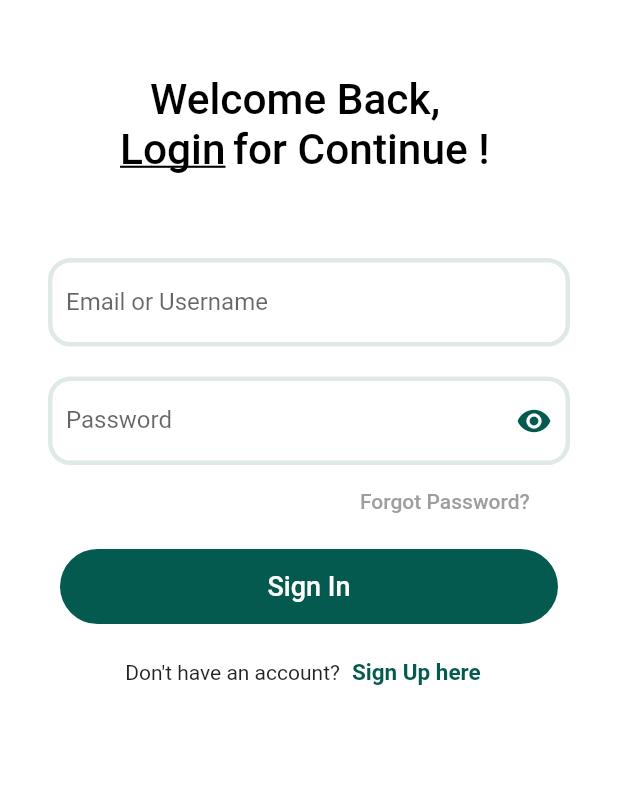
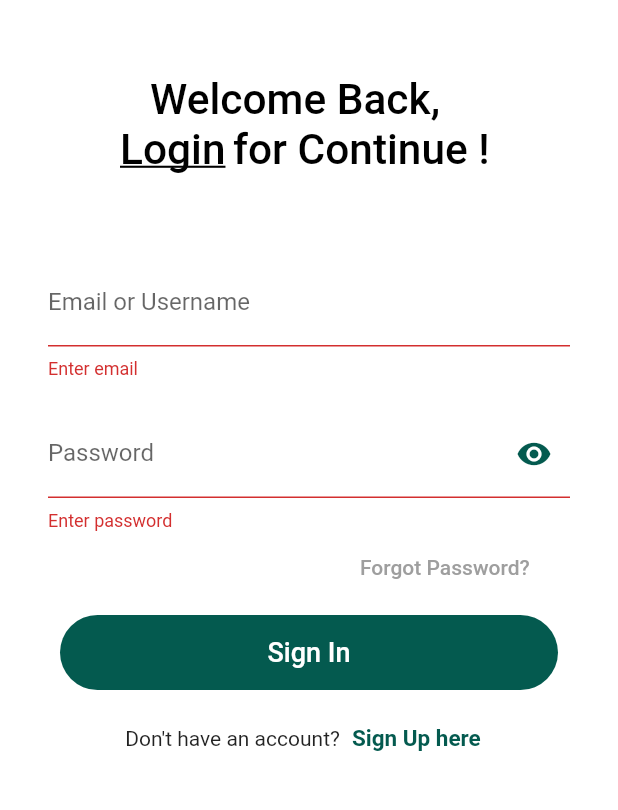
Before and after one commit to ZEAPP360/Sahan-Elevate-App, a Flutter app: the screen it shows after launch, after a tap on "Sign In", on a phone screen of 412 x 824 dp, the part 84-894 px from its top. Run offline on Flutter 3.47's test engine with Material 2 defaults, Android fonts, the phone set to English and light mode, and no system bars; our stand-ins replace animated_text_kit, email_validator; network calls fail.

Commit message:
23/03/2023 | Zaryab Alam

```diff
--- a/lib/Screens/login_screen.dart
+++ b/lib/Screens/login_screen.dart
@@ -18,12 +18,13 @@
 }
 
 class _LoginScreenState extends State<LoginScreen> {
-  String? token1;
-  // String? myemail;
-  // String? mypass= "123456aA" ;
   int? response;
   bool _isObscure = true;
   bool visible = false;
+  bool isValidForm = false;
+  String? password;
+  String? confirmpassword;
+
 
   void initState() {
     super.initState();
@@ -118,12 +119,16 @@
             itemCount: 1,
             itemBuilder: (context, index) {
               return SafeArea(
+                child: GestureDetector(
+      onTap: () {
+        FocusManager.instance.primaryFocus?.unfocus();
+      },
                   child: SingleChildScrollView(
                     child: Column(
                       mainAxisAlignment: MainAxisAlignment.center,
                       crossAxisAlignment: CrossAxisAlignment.center,
                       children: [
-                      SizedBox(
+                        const SizedBox(
                           height: 50,
                         ),
                         //     Row(
@@ -206,8 +211,7 @@
                             Padding(
                               padding: const EdgeInsets.only(left: 80),
                               child: Row(
-                              children: [
-                                Text(
+                                children: const [ Text(
                                     'Login',
                                     style: TextStyle(
                                       color: Colors.black,
@@ -244,6 +248,8 @@
                             vertical: 16,
                             horizontal: 32,
                           ),
+                          child: Form(
+                            key: _formkey,
                             child: Column(
                               children: [
                                 TextFormField(
@@ -270,21 +276,24 @@
                                       )),
                                   autovalidateMode:
                                       AutovalidateMode.onUserInteraction,
-                              validator: (email) => email != null &&
-                                      !EmailValidator.validate(email)
-                                  ? "Enter a valid email"
-                                  : null,
+                                  validator: (inputValue) {
+                              if (inputValue!.isEmpty) {
+                                return "Enter email";
+                              }
+                              return null;
+                            },
                                 ),
                                 const SizedBox(
                                   height: 20.0,
                                 ),
-                            TextField(
+                                TextFormField(
                                   obscureText: _isObscure,
                                   controller: passwordController,
                                   decoration: InputDecoration(
                                       suffixIcon: IconButton(
-                                      color: Color(0xFF045a4f),
-                                      icon: Icon(_isObscure
+                                          color: const Color(0xFF045a4f),
+                                          icon: Icon(
+                                            _isObscure
                                               ? Icons.visibility
                                               : Icons.visibility_off),
                                           onPressed: () {
@@ -307,7 +316,19 @@
                                         borderSide: const BorderSide(
                                             width: 3, color: Color(0xFFDFE9E8)),
                                         borderRadius: BorderRadius.circular(15),
-                                  )),
+                                      )
+                                      ),
+                                       validator: (inputValue) {
+
+                              if (inputValue!.isEmpty) {
+                                return "Enter password";
+                              }
+                              else if (inputValue.length<8)
+                              {
+                                return "Enter at least 8 letters";
+                              }
+                              return null;
+                            },
                                 ),
                                 Row(
                                   children: [
@@ -327,29 +348,33 @@
                                   ],
                                 ),
                                 TextButton(
-                              onPressed: (() {
+                                  // onPressed: (() {
+                                  //   getStatus(context);
+                                  // }
+                                  // ),
+                                  onPressed: () {
+                                  if (_formkey.currentState!.validate()) {
+                                    setState(() {
+                                      isValidForm = true;
+                                    });
                                     getStatus(context);
-                                // print('body: $token1');
-                                // print('success login');
-                              }),
-                              child: Container(
-                                alignment: Alignment.center,
-                                width: 400,
-                                height: 50,
-                                child: const Text(
-                                  'Sign In',
-                                  style: TextStyle(
-                                    fontSize: 18,
-                                    color: Colors.white,
-                                  ),
-                                ),
+                                  } else {
+                                    setState(() {
+                                      isValidForm = false;
+                                    });
+                                    getStatus(context);
+                                  }
+                                },
+                                  child: Container( alignment: Alignment.center, width: 400, height: 50,
+                                  child:Text('Sign In', style: TextStyle( fontSize: 18, color: Colors.white, ),),
                                     decoration: BoxDecoration(
-                                  color: Color(0xFF045a4f),
+                                      color: const Color(0xFF045a4f),
                                       borderRadius: BorderRadius.circular(25),
                                     ),
                                   ),
                                 ),
                                 Row(
+                                  // ignore: sort_child_properties_last
                                   children: [
                                     const Text('Don\'t have an account?'),
                                     TextButton(
@@ -374,7 +399,9 @@
                               ],
                             ),
                           ),
+                        ),
                       ],
+                    ),
                   ),
                 ),
               );
```
Lines whose indentation alone changed are shown as unchanged.
